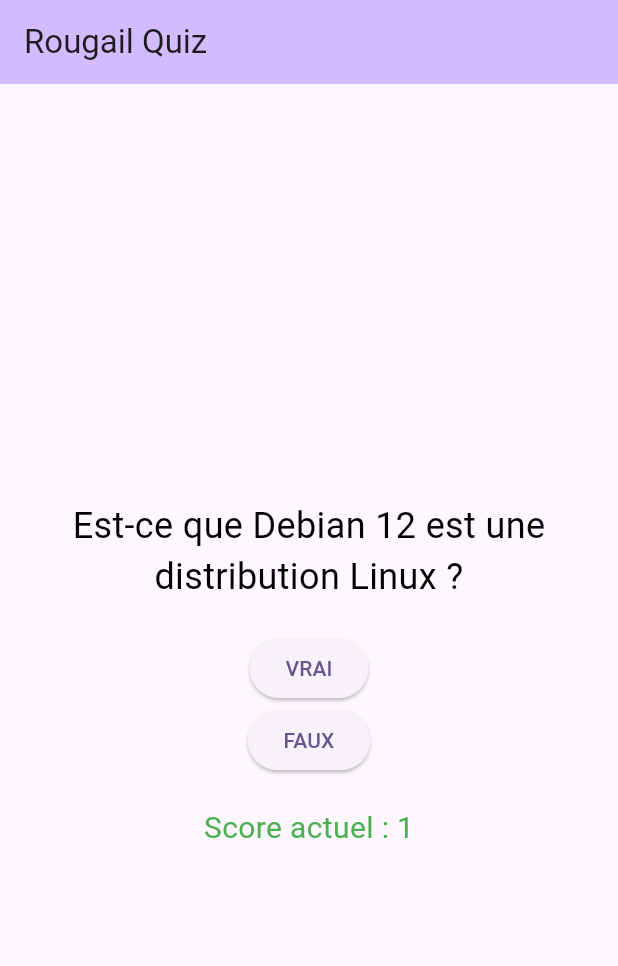
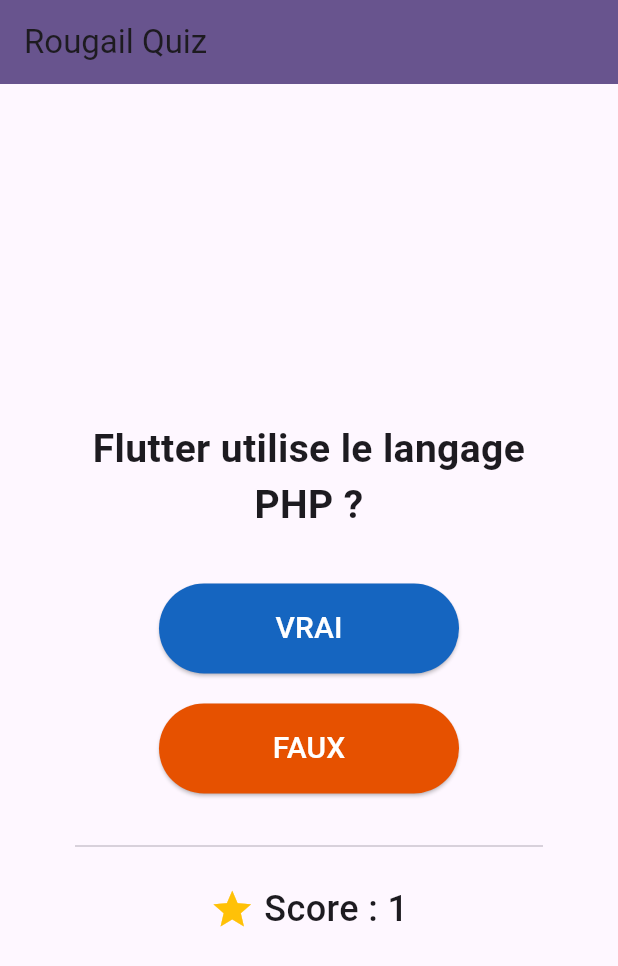
Before and after one commit to SylvieHoareau/rougail-quizz, a Flutter app: the screen it shows after launch, after a tap on "VRAI", on a phone screen of 412 x 824 dp. Shown: the top 966 px of the screen. Run offline on Flutter 3.47's test engine with Material 3 defaults, Android fonts, the phone set to English and light mode, and no system bars.

Commit message:
feat: ajout de plusieurs questions

```diff
--- a/rougail_quizz/lib/main.dart
+++ b/rougail_quizz/lib/main.dart
@@ -1,4 +1,11 @@
 import 'package:flutter/material.dart';
+
+class Question {
+  String texte;
+  bool reponse;
+
+  Question(this.texte, this.reponse);
+}
 
 void main() {
   runApp(const QuizzApp());
@@ -56,15 +63,36 @@
 
 class _EcranQuizzState extends State<EcranQuizz> {
   int score = 0;
+  int indexQuestion = 0; // Pour savoir quelle question afficher
 
-  void verifierReponse(bool reponseUtilisateur) {
+  // Voici ta banque de questions
+  List<Question> listeDeQuestions = [
+    Question("Debian 12 est une distribution Linux ?", true),
+    Question("Flutter utilise le langage PHP ?", false),
+    Question("Le CDA est un titre de niveau 6 ?", true),
+    Question("L'accessibilité est inutile en mobile ?", false),
+  ];
+
+  void verifierReponse(bool choixUtilisateur) {
     // Logique pour vérifier la réponse de l'utilisateur
     // Par exemple, si la bonne réponse est "true" :
-    bool bonneReponse = true; // Remplacez par la logique réelle
+    bool bonneReponse = listeDeQuestions[indexQuestion].reponse; // Remplacez par la logique réelle
 
     setState(() {
-      if (reponseUtilisateur == bonneReponse) {
+      // 1. Vérification du score
+      if (choixUtilisateur == bonneReponse) {
         score++;
+      }
+
+      // 2. Passage à la question suivante ou reset
+      if (indexQuestion < listeDeQuestions.length - 1) {
+        indexQuestion++;
+      } else {
+        // Optionnel : On peut afficher un message de fin ici
+        print("Fin du quizz ! Score final : $score");
+        // Pour l'exemple, on recommence à zéro
+        indexQuestion = 0;
+        score = 0;
       }
     });
   }
@@ -82,36 +110,69 @@
         // TRY THIS: Try changing the color here to a specific color (to
         // Colors.amber, perhaps?) and trigger a hot reload to see the AppBar
         // change color while the other colors stay the same.
-        backgroundColor: Theme.of(context).colorScheme.inversePrimary,
+        backgroundColor: Theme.of(context).colorScheme.primary,
         // Here we take the value from the MyHomePage object that was created by
         // the App.build method, and use it to set our appbar title.
         title: const Text('Rougail Quiz'),
       ),
-      body: Column(
+      body: Center(
+        child: Column(
           mainAxisAlignment: MainAxisAlignment.center,
           children: [
-          const Padding(
-            padding: EdgeInsets.all(20.0),
+            // Question actuelle avec une description pour les lecteurs d'écran
+            Semantics(
+              header: true,
+              label: "Question actuelle",
+              child:  Padding(
+                padding: EdgeInsets.all(24.0),
                 child: Text(
-              "Est-ce que Debian 12 est une distribution Linux ?",
-              style: TextStyle(color: Colors.black, fontSize: 24),
+                  listeDeQuestions[indexQuestion].texte, // Dynamique !
+                  style: TextStyle(fontSize: 26, fontWeight: FontWeight.bold),
                   textAlign: TextAlign.center,
                 ),
               ),
-          ElevatedButton(
+            ),
+
+           // 2. Boutons espacés et larges
+            Padding(
+              padding: const EdgeInsets.symmetric(vertical: 10),
+              child: SizedBox(
+                width: 200, height: 60, // Zone de clic confortable
+                child: ElevatedButton(
+                  style: ElevatedButton.styleFrom(backgroundColor: Colors.blue[800], foregroundColor: Colors.white),
                   onPressed: () => verifierReponse(true),
-            child: const Text("VRAI"),
+                  child: const Text("VRAI", style: TextStyle(fontSize: 20)),
                 ),
-          ElevatedButton(
+              ),
+            ),
+
+            Padding(
+              padding: const EdgeInsets.symmetric(vertical: 10),
+              child: SizedBox(
+                width: 200, height: 60,
+                child: ElevatedButton(
+                  style: ElevatedButton.styleFrom(backgroundColor: Colors.orange[900], foregroundColor: Colors.white),
                   onPressed: () => verifierReponse(false),
-            child: const Text("FAUX"),
+                  child: const Text("FAUX", style: TextStyle(fontSize: 20)),
                 ),
-          const SizedBox(height: 20),
+              ),
+            ),
+
+            const Divider(height: 50, indent: 50, endIndent: 50),
+
+            // 3. Score avec icône pour les daltoniens
+            Row(
+              mainAxisAlignment: MainAxisAlignment.center,
+              children: [
+                const Icon(Icons.star, color: Colors.amber, size: 30),
                 Text(
-            "Score actuel : $score",
-            style: const TextStyle(color: Colors.green, fontSize: 20),
+                  " Score : $score",
+                  style: const TextStyle(fontSize: 24, fontWeight: FontWeight.w500),
                 ),
               ],
+            ),
+          ],
+        ),
       ),
     );
   }
```
Lines whose indentation alone changed are shown as unchanged.
